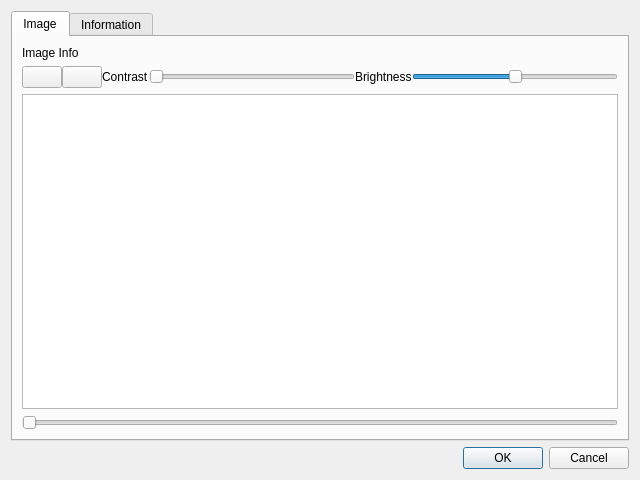
Above: view_image.ui from frankyeh/DSI-Studio before the change. Below: the same form after it.
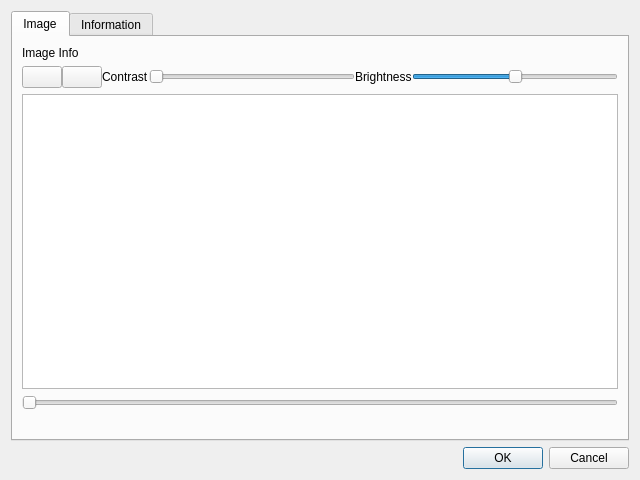
That is the form after the change. Icons and pictures are not drawn.

Commit message: [GUI] view image now shows cursor value

```diff
--- a/view_image.ui
+++ b/view_image.ui
@@ -126,6 +126,13 @@
          </property>
         </widget>
        </item>
+       <item>
+        <widget class="QLabel" name="info_label">
+         <property name="text">
+          <string/>
+         </property>
+        </widget>
+       </item>
       </layout>
      </widget>
      <widget class="QWidget" name="tab_2">
```
The commit also changes 2 other files.
